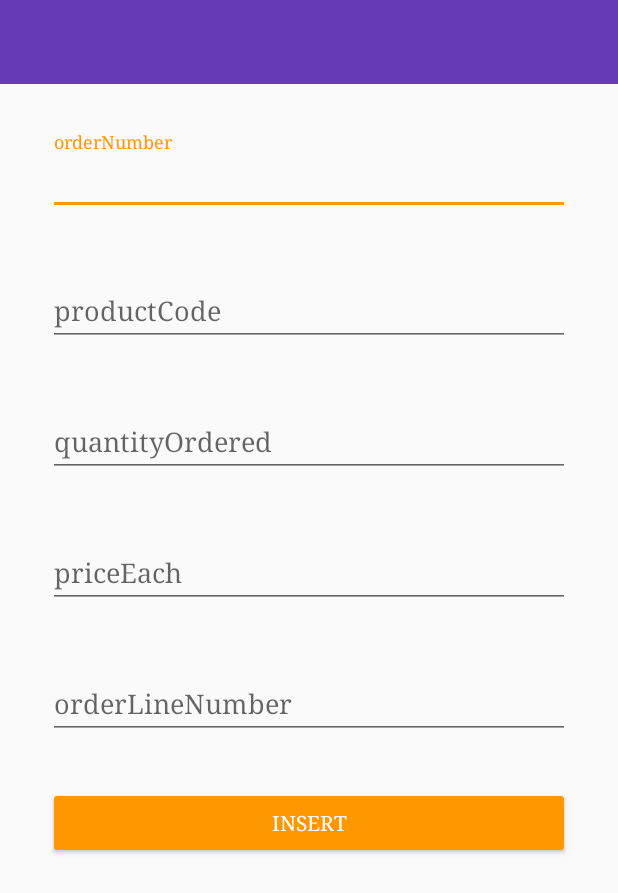
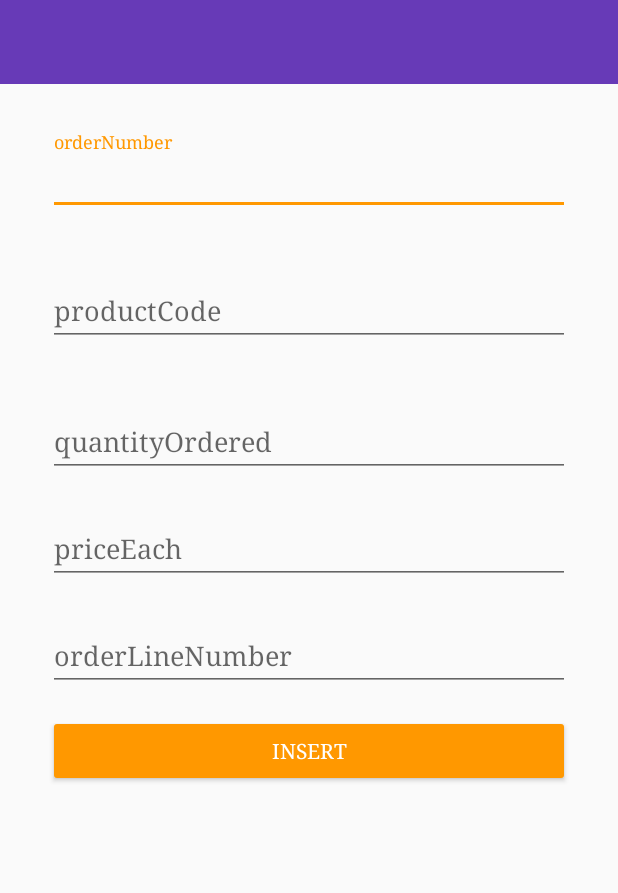
Before and after one commit to webianks/AnoTech-Android, an Android app: the layout order_details.xml on its own in the app's theme, with its tools: preview values and no code run, on a phone screen of 412 x 824 dp. Shown: the top 893 px of the screen. Run offline under Robolectric (Android 15) with nearby library versions, the phone set to English and light mode, and no system bars.

Commit message:
Completed OrderDetails Design

```diff
--- a/app/src/main/AndroidManifest.xml
+++ b/app/src/main/AndroidManifest.xml
@@ -17,6 +17,10 @@
                 <category android:name="android.intent.category.LAUNCHER" />
             </intent-filter>
         </activity>
+
+        <activity android:name=".test_classes.OrderDetails"
+            android:label="@string/order_details"
+            />
     </application>
 
 </manifest>
--- a/app/src/main/res/layout/order_details.xml
+++ b/app/src/main/res/layout/order_details.xml
@@ -3,12 +3,14 @@
 <LinearLayout xmlns:android="http://schemas.android.com/apk/res/android"
     android:layout_width="match_parent"
     android:layout_height="wrap_content"
+    xmlns:app="http://schemas.android.com/apk/res-auto"
     android:orientation="vertical">
 
     <android.support.v7.widget.Toolbar
         android:id="@+id/toolbar"
         android:layout_width="match_parent"
         android:layout_height="wrap_content"
+        app:theme="@style/Base.ThemeOverlay.AppCompat.Dark.ActionBar"
         android:background="?attr/colorPrimary" />
 
 
@@ -55,7 +57,7 @@
             <android.support.design.widget.TextInputLayout
                 android:layout_width="match_parent"
                 android:layout_height="wrap_content"
-                android:layout_marginBottom="@dimen/structure_item_padding"
+                android:layout_marginBottom="@dimen/structure_item_padding_half"
                 android:layout_marginLeft="@dimen/structure_item_padding"
                 android:layout_marginRight="@dimen/structure_item_padding">
 
@@ -71,7 +73,7 @@
             <android.support.design.widget.TextInputLayout
                 android:layout_width="match_parent"
                 android:layout_height="wrap_content"
-                android:layout_marginBottom="@dimen/structure_item_padding"
+                android:layout_marginBottom="@dimen/structure_item_padding_half"
                 android:layout_marginLeft="@dimen/structure_item_padding"
                 android:layout_marginRight="@dimen/structure_item_padding">
 
@@ -87,7 +89,7 @@
             <android.support.design.widget.TextInputLayout
                 android:layout_width="match_parent"
                 android:layout_height="wrap_content"
-                android:layout_marginBottom="@dimen/structure_item_padding"
+                android:layout_marginBottom="@dimen/structure_item_padding_half"
                 android:layout_marginLeft="@dimen/structure_item_padding"
                 android:layout_marginRight="@dimen/structure_item_padding">
 
@@ -103,7 +105,7 @@
             <Button
                 android:layout_width="match_parent"
                 android:layout_height="wrap_content"
-                android:layout_marginBottom="@dimen/structure_item_padding"
+                android:layout_marginBottom="@dimen/structure_item_padding_half"
                 android:layout_marginLeft="@dimen/structure_item_padding"
                 android:layout_marginRight="@dimen/structure_item_padding"
                 android:text="@string/insert"
--- a/app/src/main/res/values/strings.xml
+++ b/app/src/main/res/values/strings.xml
@@ -11,4 +11,5 @@
     <string name="order_line_numnber">orderLineNumber</string>
     <string name="price_each">priceEach</string>
     <string name="insert">INSERT</string>
+    <string name="order_details">Order Details</string>
 </resources>
```
Also changed, not shown: app/src/main/java/com/webianks/anotech/adapters/TestingAdapter.java (+20 -2 lines), app/src/main/java/com/webianks/anotech/fragments/Testing.java (+12 -1 lines), app/src/main/java/com/webianks/anotech/test_classes/OrderDetails.java (+21 -0 lines).
